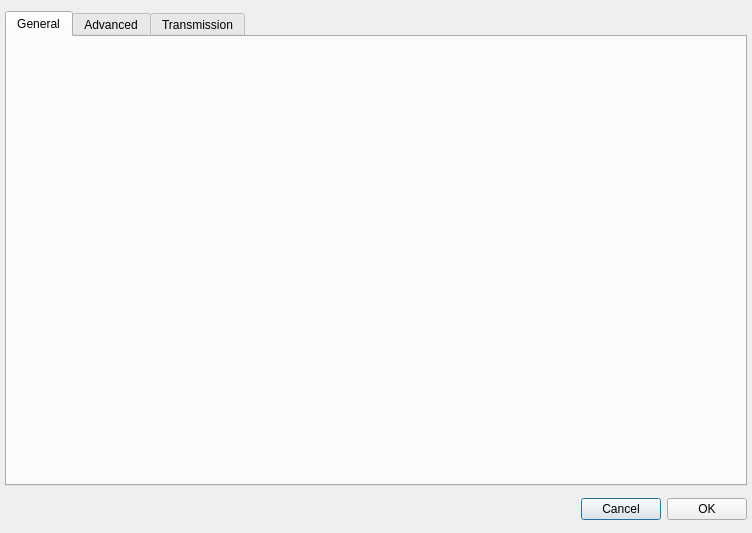
Old version of the form appsettings.ui in the repository mveinot/transmission-control.
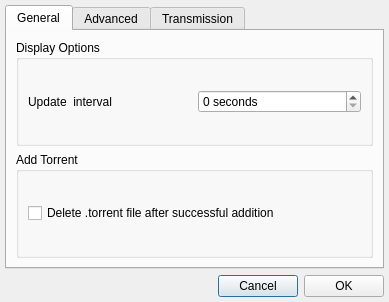
New version of the form. The open tabs and pages were chosen to show the change.

Commit message: Add system tray icon Add rudimentary settings dialog Make main torrent view multi-select Configurable refresh interval optionally delete .torrent files on add

Diff of the .ui file:
```diff
--- a/appsettings.ui
+++ b/appsettings.ui
@@ -6,8 +6,8 @@
    <rect>
     <x>0</x>
     <y>0</y>
-    <width>752</width>
-    <height>533</height>
+    <width>389</width>
+    <height>302</height>
    </rect>
   </property>
   <property name="windowTitle">
@@ -41,6 +41,59 @@
       <attribute name="title">
        <string>General</string>
       </attribute>
+      <layout class="QHBoxLayout" name="horizontalLayout_2">
+       <item>
+        <layout class="QVBoxLayout" name="verticalLayout_2">
+         <item>
+          <widget class="QGroupBox" name="dataOptionsGroup">
+           <property name="title">
+            <string>Display Options</string>
+           </property>
+           <layout class="QHBoxLayout" name="horizontalLayout_3">
+            <item>
+             <layout class="QGridLayout" name="gridLayout">
+              <item row="0" column="1">
+               <widget class="QSpinBox" name="updateInterval">
+                <property name="suffix">
+                 <string> seconds</string>
+                </property>
+               </widget>
+              </item>
+              <item row="0" column="0">
+               <widget class="QLabel" name="label_2">
+                <property name="text">
+                 <string>Update  interval</string>
+                </property>
+               </widget>
+              </item>
+             </layout>
+            </item>
+           </layout>
+          </widget>
+         </item>
+         <item>
+          <widget class="QGroupBox" name="torrentAddGroup">
+           <property name="title">
+            <string>Add Torrent</string>
+           </property>
+           <layout class="QHBoxLayout" name="horizontalLayout_4">
+            <item>
+             <layout class="QGridLayout" name="gridLayout_2">
+              <item row="0" column="0">
+               <widget class="QCheckBox" name="deleteTorrentOnAdd">
+                <property name="text">
+                 <string>Delete .torrent file after successful addition</string>
+                </property>
+               </widget>
+              </item>
+             </layout>
+            </item>
+           </layout>
+          </widget>
+         </item>
+        </layout>
+       </item>
+      </layout>
      </widget>
      <widget class="QWidget" name="advanced">
       <attribute name="title">
```
Left out of the diff: 4 changed lines with no effect on the pictures. The commit also changes 8 other files.
